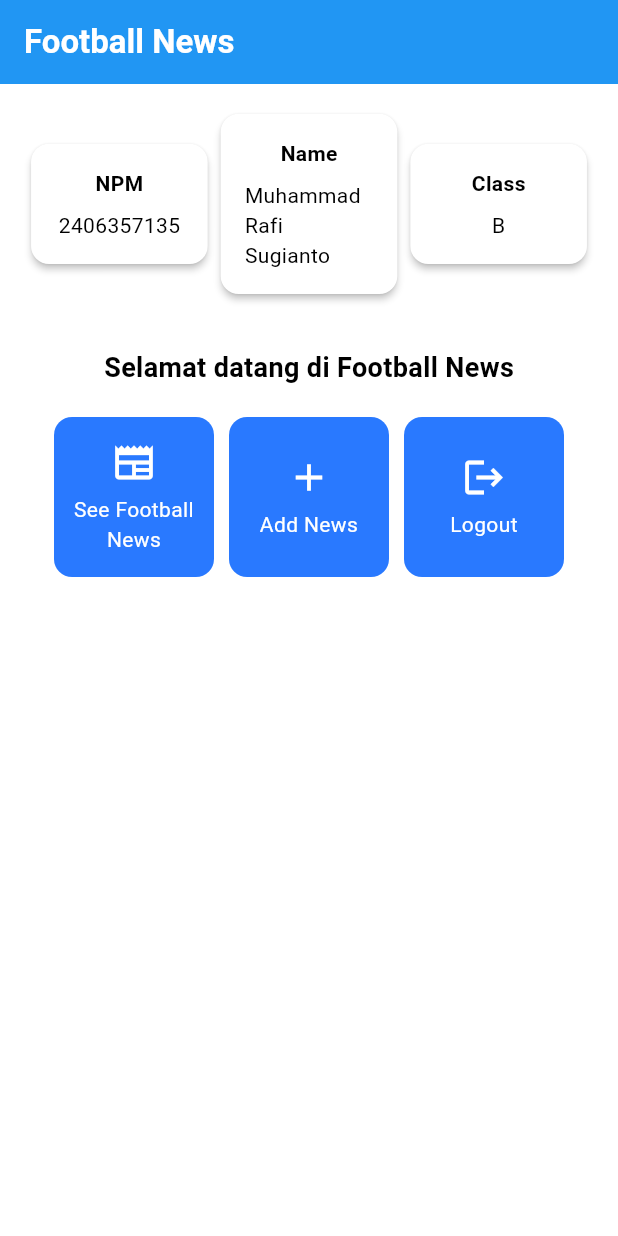
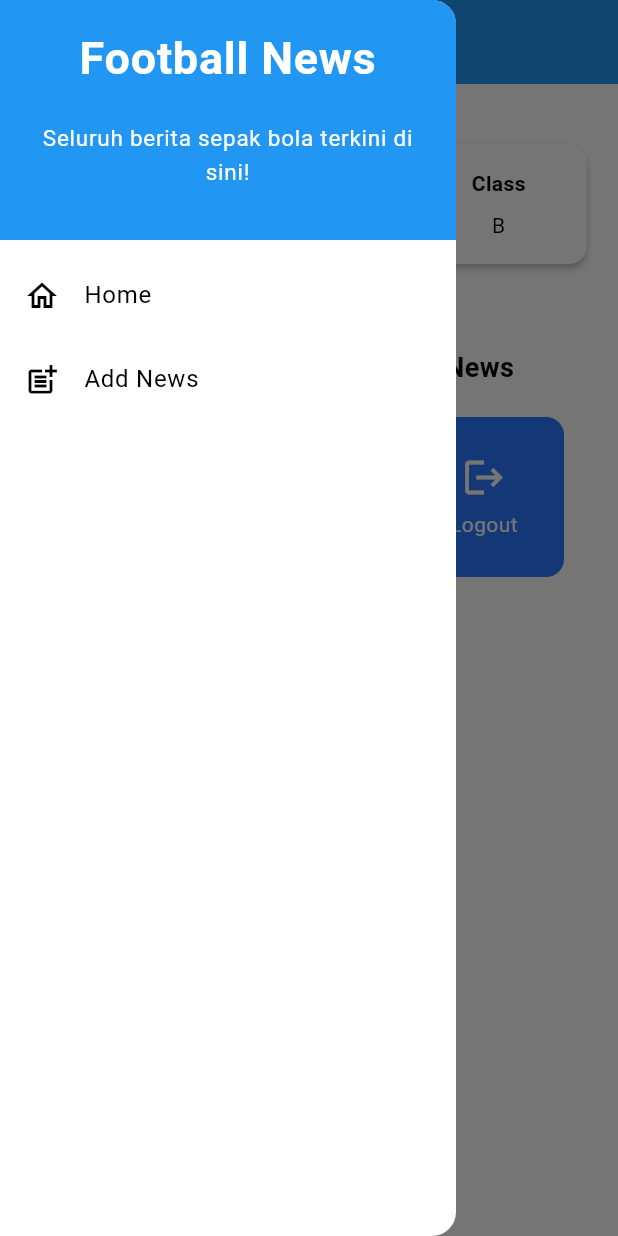
Before and after one commit to piesfication/football-news-mobile, a Flutter app: the screen it shows after launch, with the side drawer open (before the commit the screen has no drawer), on a phone screen of 412 x 824 dp. Run offline on Flutter 3.47's test engine with Material 3 defaults, Android fonts, the phone set to English and light mode, and no system bars.

Commit message:
Tutorial 7

```diff
--- a/lib/main.dart
+++ b/lib/main.dart
@@ -1,5 +1,5 @@
 import 'package:flutter/material.dart';
-import 'package:football_news/menu.dart';
+import 'package:football_news/screens/menu.dart';
 
 void main() {
   runApp(const MyApp());
@@ -31,7 +31,7 @@ class MyApp extends StatelessWidget {
         // tested with just a hot reload.
          colorScheme: ColorScheme.fromSwatch(primarySwatch: Colors.blue).copyWith(secondary: Colors.blueAccent[400]),
       ),
-      home: MyHomePage(colorScheme: ColorScheme.fromSwatch(primarySwatch: Colors.blue).copyWith(secondary: Colors.blueAccent[400])),
+      home: MyHomePage(),
     );
   }
 }
--- a/lib/menu.dart
+++ b/lib/screens/menu.dart
@@ -1,7 +1,9 @@
 import 'package:flutter/material.dart';
+import 'package:football_news/widgets/left_drawer.dart';
+import 'package:football_news/widgets/news_card.dart';
 
 class MyHomePage extends StatelessWidget {
-    MyHomePage({super.key, required ColorScheme colorScheme}); //sudah ada pada code sebelumnya
+    MyHomePage({super.key}); //sudah ada pada code sebelumnya
 
     final String nama = "Muhammad Rafi Sugianto";//nama
     final String npm = "2406357135"; //npm
@@ -30,8 +32,11 @@ class MyHomePage extends StatelessWidget {
             // Warna latar belakang AppBar diambil dari skema warna tema aplikasi.
             backgroundColor: Theme.of(context).colorScheme.primary,
         ),
+
+        drawer: LeftDrawer(),
+
         // Body halaman dengan padding di sekelilingnya.
-        body: Padding(
+        body: SingleChildScrollView(
             padding: const EdgeInsets.all(16.0),
             // Menyusun widget secara vertikal dalam sebuah kolom.
             child: Column(
@@ -77,6 +82,7 @@ class MyHomePage extends StatelessWidget {
                         crossAxisCount: 3,
                         // Agar grid menyesuaikan tinggi kontennya.
                         shrinkWrap: true,
+                        physics: NeverScrollableScrollPhysics(),
 
                         // Menampilkan ItemCard untuk setiap item dalam list items.
                         children: items.map((ItemHomepage item) {
@@ -126,61 +132,6 @@ class InfoCard extends StatelessWidget {
   }
 }
 
-class ItemCard extends StatelessWidget {
-  // Menampilkan kartu dengan ikon dan nama.
-
-  final ItemHomepage item;
-
-  const ItemCard(this.item, {super.key});
-
-  @override
-  Widget build(BuildContext context) {
-    return Material(
-      // Menentukan warna latar belakang dari tema aplikasi.
-      color: Theme.of(context).colorScheme.secondary,
-      // Membuat sudut kartu melengkung.
-      borderRadius: BorderRadius.circular(12),
-
-      child: InkWell(
-        // Aksi ketika kartu ditekan.
-        onTap: () {
-          // Menampilkan pesan SnackBar saat kartu ditekan.
-          ScaffoldMessenger.of(context)
-            ..hideCurrentSnackBar()
-            ..showSnackBar(
-              SnackBar(content: Text("Kamu telah menekan tombol ${item.name}!"))
-            );
-        },
-        // Container untuk menyimpan Icon dan Text
-        child: Container(
-          padding: const EdgeInsets.all(8),
-          child: Center(
-            child: Column(
-              // Menyusun ikon dan teks di tengah kartu.
-              mainAxisAlignment: MainAxisAlignment.center,
-              children: [
-                Icon(
-                  item.icon,
-                  color: Colors.white,
-                  size: 30.0,
-                ),
-                const Padding(padding: EdgeInsets.all(3)),
-                Text(
-                  item.name,
-                  textAlign: TextAlign.center,
-                  style: const TextStyle(color: Colors.white),
-                ),
-              ],
-            ),
-          ),
-        ),
-      ),
-    );
-  }
-
-}
-
-
 class ItemHomepage {
  final String name;
  final IconData icon;
--- /dev/null
+++ b/lib/widgets/left_drawer.dart
@@ -0,0 +1,75 @@
+import 'package:flutter/material.dart';
+// import 'package:flutter/material.dart';
+import 'package:football_news/screens/menu.dart';
+import 'package:football_news/screens/newslist_form.dart';
+
+
+class LeftDrawer extends StatelessWidget {
+  const LeftDrawer({super.key});
+
+  @override
+  Widget build(BuildContext context) {
+
+    return Drawer(
+
+      child: ListView(
+        children: [
+
+          const DrawerHeader(
+            decoration: BoxDecoration(
+              color: Colors.blue,
+            ),
+            child: Column(
+              children: [
+                Text(
+                  'Football News',
+                  textAlign: TextAlign.center,
+                  style: TextStyle(
+                    fontSize: 30,
+                    fontWeight: FontWeight.bold,
+                    color: Colors.white,
+                  ),
+                ),
+                Padding(padding: EdgeInsets.all(10)),
+                Text(
+                  "Seluruh berita sepak bola terkini di sini!",
+                  textAlign: TextAlign.center,
+                  style: TextStyle(
+                    fontSize: 15,
+                    color: Colors.white,
+                    fontWeight: FontWeight.normal,
+                  ),
+                )
+              ],
+            ),
+          ),
+
+          ListTile(
+            leading: const Icon(Icons.home_outlined),
+            title: const Text('Home'),
+            // Bagian redirection ke MyHomePage
+            onTap: () {
+              Navigator.pushReplacement(
+                  context,
+                  MaterialPageRoute(
+                    builder: (context) => MyHomePage(),
+                  ));
+            },
+          ),
+          ListTile(
+            leading: const Icon(Icons.post_add),
+            title: const Text('Add News'),
+            // Bagian redirection ke NewsFormPage
+            onTap: () {
+              Navigator.push(
+                context,
+                MaterialPageRoute(builder: (context) => const NewsFormPage()),
+              );
+            },
+          ),
+
+        ],
+      ),
+    );
+  }
+}
--- /dev/null
+++ b/lib/widgets/news_card.dart
@@ -0,0 +1,69 @@
+import 'package:football_news/screens/newslist_form.dart';
+import 'package:football_news/screens/menu.dart';
+import 'package:flutter/material.dart';
+
+
+class ItemCard extends StatelessWidget {
+  // Menampilkan kartu dengan ikon dan nama.
+
+  final ItemHomepage item;
+
+  const ItemCard(this.item, {super.key});
+
+  @override
+  Widget build(BuildContext context) {
+    return Material(
+      // Menentukan warna latar belakang dari tema aplikasi.
+      color: Theme.of(context).colorScheme.secondary,
+      // Membuat sudut kartu melengkung.
+      borderRadius: BorderRadius.circular(12),
+
+      child: InkWell(
+        // Aksi ketika kartu ditekan.
+        onTap: () {
+          // Menampilkan pesan SnackBar saat kartu ditekan.
+          ScaffoldMessenger.of(context)
+            ..hideCurrentSnackBar()
+            ..showSnackBar(
+              SnackBar(content: Text("Kamu telah menekan tombol ${item.name}!"))
+            );
+
+          // Navigate ke route yang sesuai (tergantung jenis tombol)
+          if (item.name == "Tambah Berita") {
+              Navigator.push(
+                context,
+                MaterialPageRoute(
+                  builder: (context) => const NewsFormPage(),
+                ),
+              );
+          }
+
+        },
+        // Container untuk menyimpan Icon dan Text
+        child: Container(
+          padding: const EdgeInsets.all(8),
+          child: Center(
+            child: Column(
+              // Menyusun ikon dan teks di tengah kartu.
+              mainAxisAlignment: MainAxisAlignment.center,
+              children: [
+                Icon(
+                  item.icon,
+                  color: Colors.white,
+                  size: 30.0,
+                ),
+                const Padding(padding: EdgeInsets.all(3)),
+                Text(
+                  item.name,
+                  textAlign: TextAlign.center,
+                  style: const TextStyle(color: Colors.white),
+                ),
+              ],
+            ),
+          ),
+        ),
+      ),
+    );
+  }
+
+}
```
Also changed, not shown: lib/screens/newslist_form.dart (added, +220 -0 lines).
